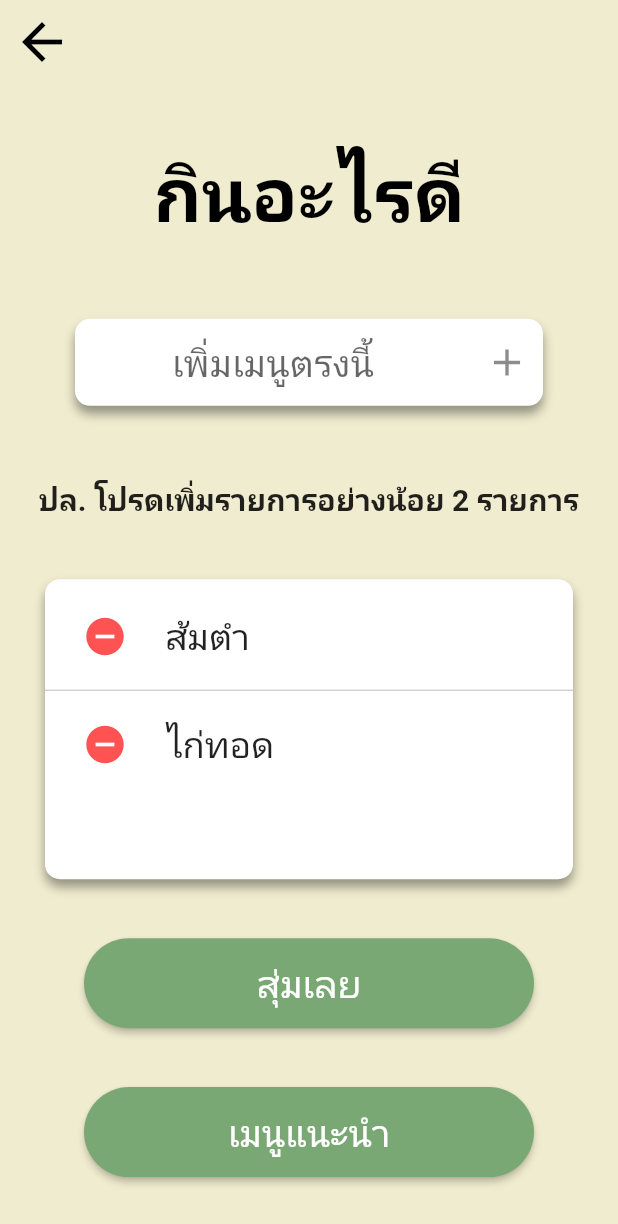
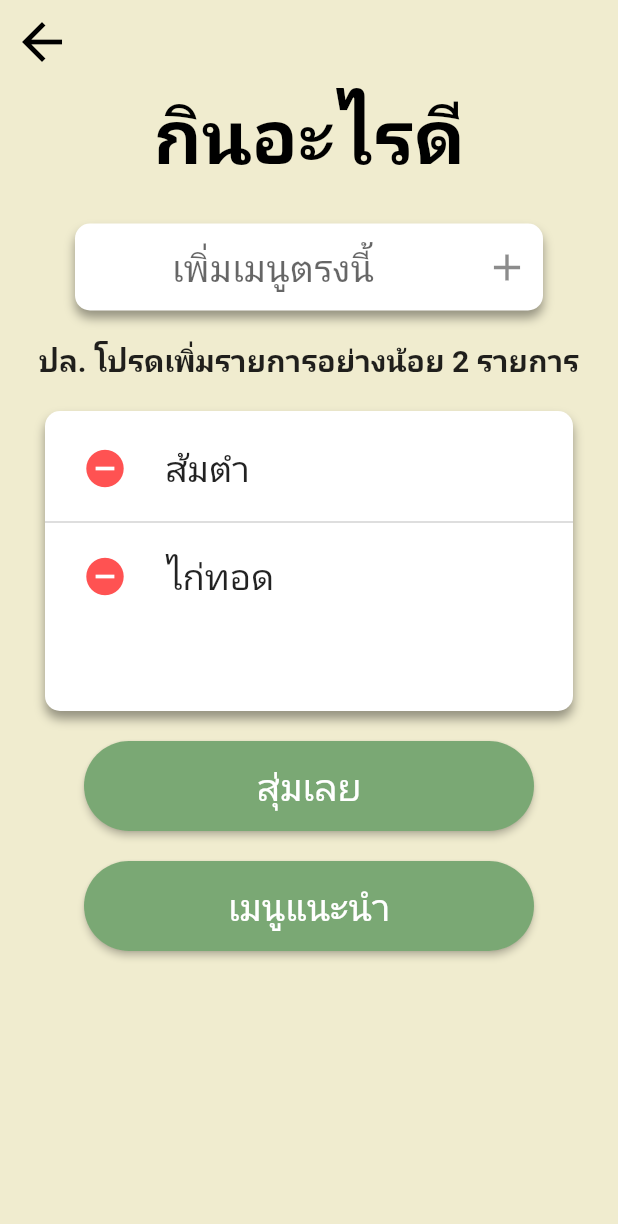
Before and after one commit to sunpuk745/Mobile-app-project, a Flutter app: the ListViewFood screen opened by its route, on a phone screen of 412 x 824 dp. Shown: the top 1224 px of the screen. Run offline on Flutter 3.47's test engine with Material 2 defaults, Android fonts, the phone set to English and light mode, and no system bars; our stand-ins replace flutter_fortune_wheel, google_fonts; missing offline and left inert: scratcher; Roboto replaces fonts that are missing (Prompt).

Commit message:
fix UI error ginraidee page

```diff
--- a/lib/app_screen/ginraidee.dart
+++ b/lib/app_screen/ginraidee.dart
@@ -46,7 +46,8 @@ class _ListViewFoodState extends State<ListViewFood> {
             onPressed: () => Navigator.pop(context),
           ),
         ),
-        body: Column(
+        body: SingleChildScrollView(
+            child: Column(
           mainAxisAlignment: MainAxisAlignment.spaceEvenly,
           children: [
             Text(
@@ -56,9 +57,12 @@ class _ListViewFoodState extends State<ListViewFood> {
                   fontSize: 50.0,
                   color: title_text_color),
             ),
+            SizedBox(
+              height: 20,
+            ),
             Container(
               margin: const EdgeInsets.only(
-                  left: 50.0, top: 10.0, right: 50.0, bottom: 10.0),
+                  left: 50.0, top: 5.0, right: 50.0, bottom: 5.0),
               decoration: BoxDecoration(
                 boxShadow: const [
                   BoxShadow(
@@ -94,10 +98,16 @@ class _ListViewFoodState extends State<ListViewFood> {
                 ),
               ),
             ),
+            SizedBox(
+              height: 15,
+            ),
             Text(
               'ปล. โปรดเพิ่มรายการอย่างน้อย 2 รายการ',
               style: GoogleFonts.prompt(
                   fontWeight: FontWeight.bold, fontSize: 20.0),
+            ),
+            SizedBox(
+              height: 20,
             ),
             Container(
                 margin: const EdgeInsets.only(
@@ -151,6 +161,9 @@ class _ListViewFoodState extends State<ListViewFood> {
                               fontSize: 30, color: Colors.black26),
                         ),
                       )),
+            SizedBox(
+              height: 20,
+            ),
             Visibility(
               visible: entries.length >= 2,
               child: SizedBox(
@@ -178,6 +191,9 @@ class _ListViewFoodState extends State<ListViewFood> {
               ),
             ),
             SizedBox(
+              height: 20,
+            ),
+            SizedBox(
               width: 300,
               height: 60,
               child: MaterialButton(
@@ -197,7 +213,7 @@ class _ListViewFoodState extends State<ListViewFood> {
               ),
             ),
           ],
-        ));
+        )));
   }
 }
 
```
